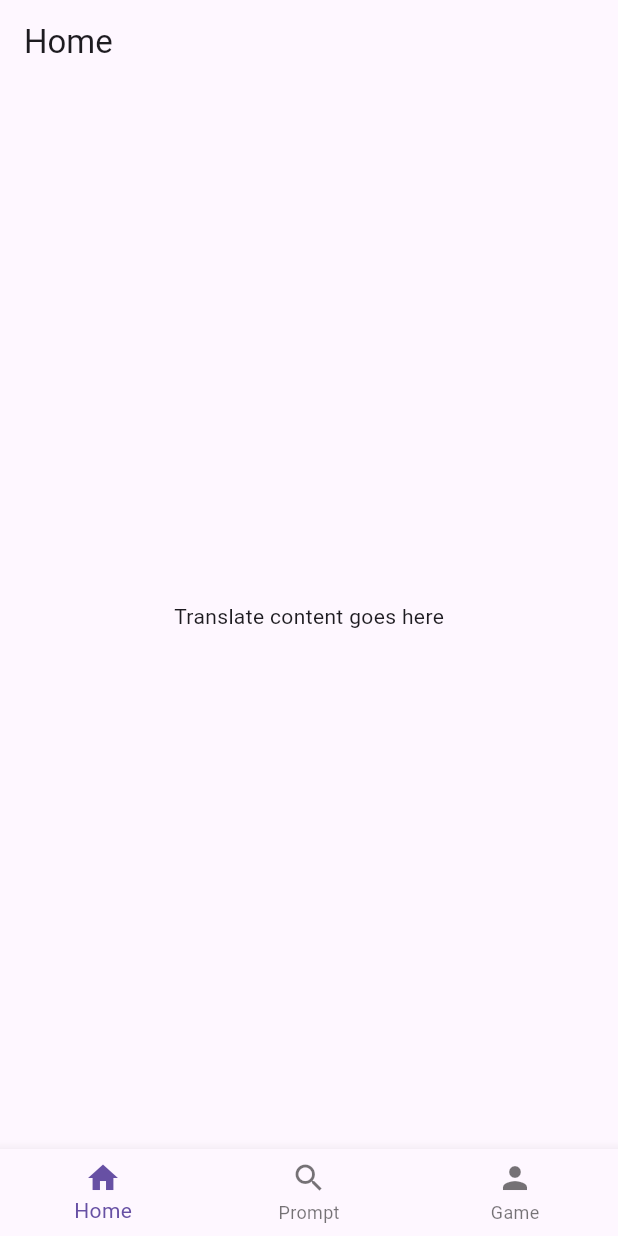
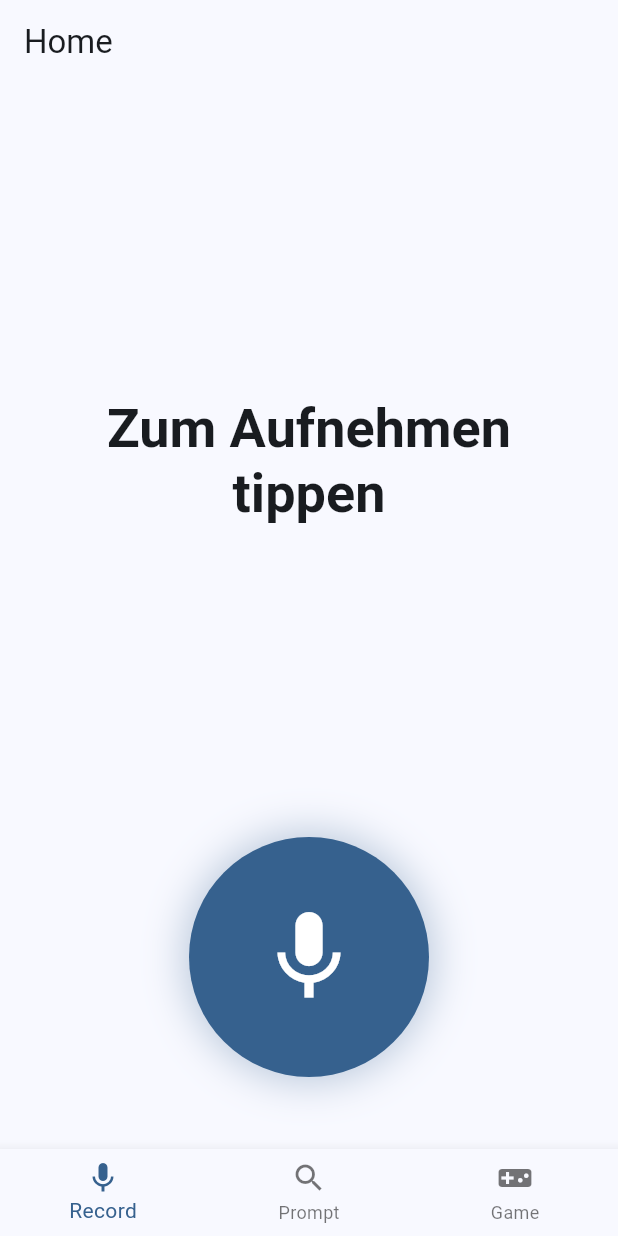
Before and after one commit to ylruiz/flutter_meetup_16_08_2025, a Flutter app: the screen it shows after launch, on a phone screen of 412 x 824 dp. Run offline on Flutter 3.47's test engine with Material 3 defaults, Android fonts, the phone set to English and light mode, and no system bars; our stand-ins replace auto_route, hooks_riverpod, riverpod, speech_to_text.

Commit message:
Implement basic translator

```diff
--- a/lib/main.dart
+++ b/lib/main.dart
@@ -19,6 +19,11 @@
     return MaterialApp.router(
       debugShowCheckedModeBanner: false,
       routerConfig: appRouter.config(),
+      title: 'Speech Demo',
+      theme: ThemeData(
+        colorScheme: ColorScheme.fromSeed(seedColor: Colors.blue),
+        useMaterial3: true,
+      ),
     );
   }
 }
--- /dev/null
+++ b/lib/pages/translate_page.dart
@@ -0,0 +1,60 @@
+import 'package:flutter/material.dart';
+import 'package:hooks_riverpod/hooks_riverpod.dart';
+import '../providers/speech_provider.dart';
+import '../widgets/record_button.dart';
+
+class TranslatePage extends ConsumerWidget {
+  const TranslatePage({super.key});
+
+  @override
+  Widget build(BuildContext context, WidgetRef ref) {
+    final state = ref.watch(speechControllerProvider);
+    final controller = ref.read(speechControllerProvider.notifier);
+
+    // Initialize on first build
+    if (!state.available) {
+      controller.init();
+    }
+
+    final theme = Theme.of(context);
+    final text = state.text.isEmpty
+        ? (state.isListening ? 'Zuhören...' : 'Zum Aufnehmen tippen')
+        : state.text;
+
+    return Scaffold(
+      body: SafeArea(
+        child: Column(
+          children: [
+            // Make text bigger and vertically centered
+            Expanded(
+              child: Center(
+                child: Padding(
+                  padding: const EdgeInsets.symmetric(horizontal: 24.0),
+                  child: Text(
+                    text,
+                    textAlign: TextAlign.center,
+                    style:
+                        theme.textTheme.displaySmall?.copyWith(
+                          height: 1.2,
+                          fontWeight: FontWeight.w600,
+                        ) ??
+                        const TextStyle(
+                          fontSize: 32,
+                          height: 1.2,
+                          fontWeight: FontWeight.w600,
+                        ),
+                  ),
+                ),
+              ),
+            ),
+            RecordButton(
+              isListening: state.isListening,
+              onTap: controller.toggle,
+            ),
+            const SizedBox(height: 48),
+          ],
+        ),
+      ),
+    );
+  }
+}
--- a/lib/screens/home_screen.dart
+++ b/lib/screens/home_screen.dart
@@ -1,5 +1,6 @@
 import 'package:auto_route/auto_route.dart';
 import 'package:flutter/material.dart';
+import '../pages/translate_page.dart';
 
 @RoutePage()
 class HomeScreen extends StatefulWidget {
@@ -13,7 +14,7 @@ class _HomeScreenState extends State<HomeScreen> {
   int _selectedIndex = 0;
 
   static const List<Widget> _pages = <Widget>[
-    Center(child: Text('Translate content goes here')),
+    TranslatePage(),
     Center(child: Text('Prompts content goes here')),
     Center(child: Text('Game content goes here')),
   ];
@@ -33,9 +34,12 @@ class _HomeScreenState extends State<HomeScreen> {
         currentIndex: _selectedIndex,
         onTap: _onItemTapped,
         items: const [
-          BottomNavigationBarItem(icon: Icon(Icons.home), label: 'Home'),
+          BottomNavigationBarItem(icon: Icon(Icons.mic), label: 'Record'),
           BottomNavigationBarItem(icon: Icon(Icons.search), label: 'Prompt'),
-          BottomNavigationBarItem(icon: Icon(Icons.person), label: 'Game'),
+          BottomNavigationBarItem(
+            icon: Icon(Icons.videogame_asset),
+            label: 'Game',
+          ),
         ],
       ),
     );
--- /dev/null
+++ b/lib/widgets/record_button.dart
@@ -0,0 +1,47 @@
+import 'package:flutter/material.dart';
+
+class RecordButton extends StatelessWidget {
+  const RecordButton({
+    super.key,
+    required this.isListening,
+    required this.onTap,
+  });
+
+  final bool isListening;
+  final VoidCallback onTap;
+
+  @override
+  Widget build(BuildContext context) {
+    final theme = Theme.of(context);
+    final Color bg = isListening ? Colors.red : theme.colorScheme.primary;
+    final Color fg = isListening ? Colors.white : theme.colorScheme.onPrimary;
+
+    return Center(
+      child: GestureDetector(
+        behavior: HitTestBehavior.opaque,
+        onTap: onTap,
+        child: AnimatedContainer(
+          duration: const Duration(milliseconds: 200),
+          width: 160,
+          height: 160,
+          decoration: BoxDecoration(
+            color: bg,
+            shape: BoxShape.circle,
+            boxShadow: [
+              BoxShadow(
+                color: bg.withAlpha((0.35 * 255).round()),
+                blurRadius: 24,
+                spreadRadius: 2,
+              ),
+            ],
+          ),
+          child: Icon(
+            isListening ? Icons.stop : Icons.mic,
+            color: fg,
+            size: 72,
+          ),
+        ),
+      ),
+    );
+  }
+}
--- a/pubspec.yaml
+++ b/pubspec.yaml
@@ -38,6 +38,7 @@ dependencies:
   hooks_riverpod: ^2.6.1
   auto_route: ^10.1.0+1
   riverpod_annotation: ^2.6.1
+  speech_to_text: ^7.3.0
 
 dev_dependencies:
   flutter_test:
```
Also changed, not shown: lib/providers/speech_provider.dart (added, +263 -0 lines), pubspec.lock, 61 other files.
